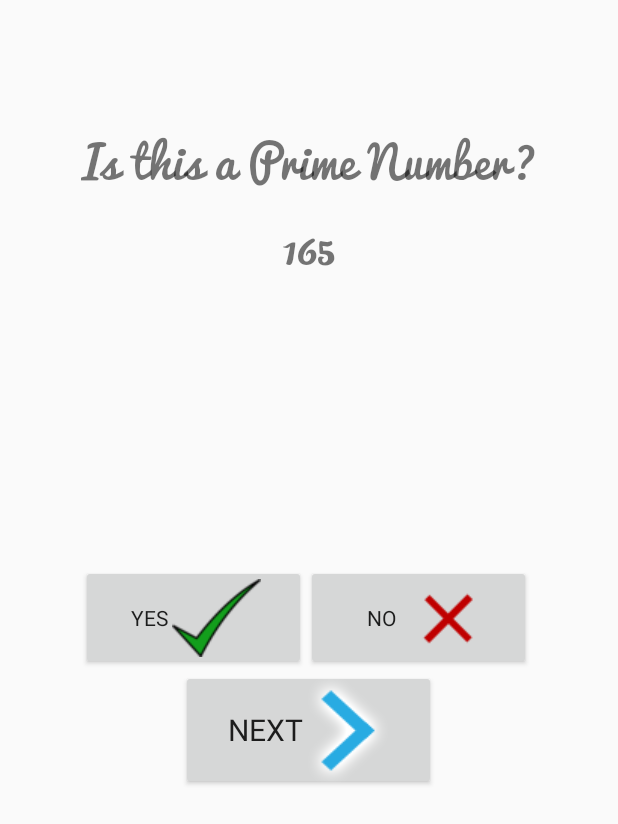
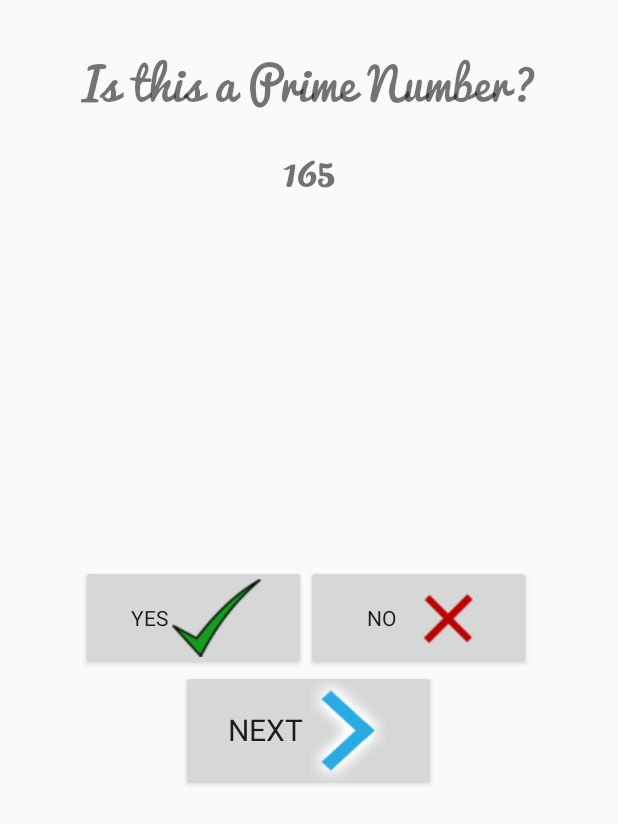
Before and after one commit to vidhimodi/PrimeNumber, an Android app: the screen it shows after launch (MainActivity), after a tap on "YES", on a phone screen of 412 x 824 dp. Shown: the top 824 px of the screen. Run offline under Robolectric (Android 15) with nearby library versions, the phone set to English and light mode, and no system bars; Roboto replaces fonts that are not available here; 1 statement that could not run was skipped; 1 other tap on this screen came first.

Commit message:
Update prime_ques.xml

```diff
--- a/app/src/main/res/layout/prime_ques.xml
+++ b/app/src/main/res/layout/prime_ques.xml
@@ -13,7 +13,7 @@
         android:id="@+id/textView2"
         android:layout_alignParentTop="true"
         android:layout_centerHorizontal="true"
-        android:layout_marginTop="77dp" />
+        android:layout_marginTop="25dp" />
 
     <Button
         android:layout_width="150dp"
```
